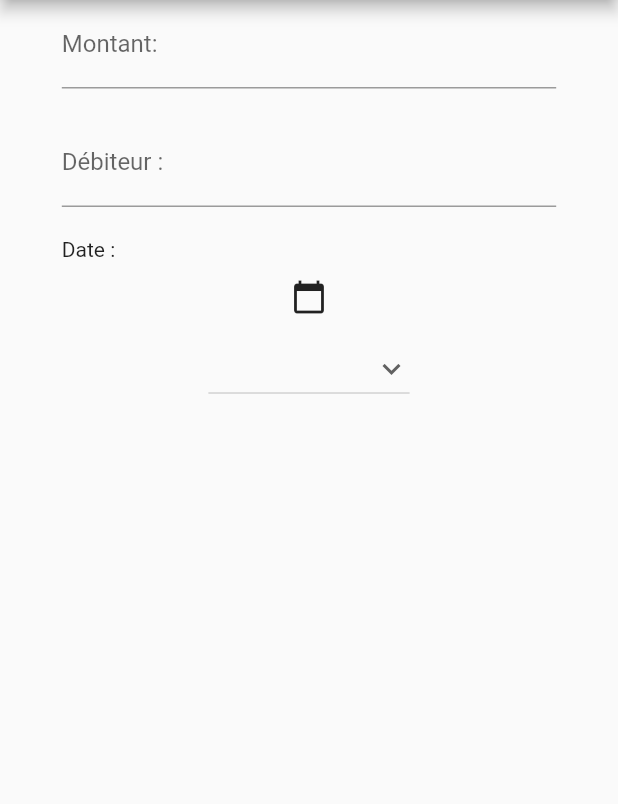
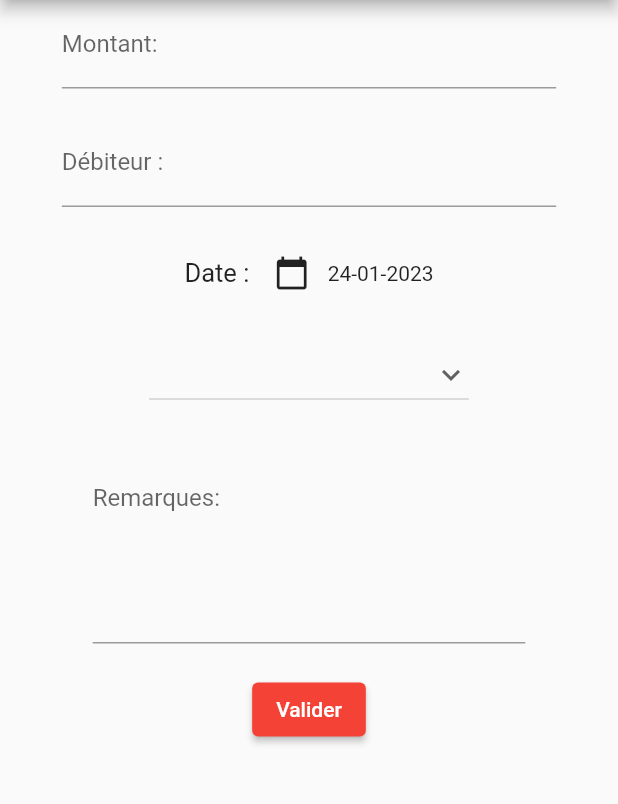
Before and after one commit to LoupMyr/BankManager, a Flutter app: the AjoutPage screen opened by its route, on a phone screen of 412 x 824 dp, the part 84-888 px from its top. Run offline on Flutter 3.47's test engine with Material 2 defaults, Android fonts, the light colour scheme and no system bars; our stand-ins replace flutter_spinkit, syncfusion_flutter_charts.

Commit message:
page ajout

```diff
--- a/lib/ajoutPage.dart
+++ b/lib/ajoutPage.dart
@@ -1,5 +1,9 @@
+import 'package:bank_tracker/decimalTextInputFormatter.dart';
+import 'package:bank_tracker/strings.dart';
+import 'package:bank_tracker/tools.dart';
 import 'package:bank_tracker/widgets.dart';
 import 'package:flutter/material.dart';
+import 'package:flutter/services.dart';
 import 'package:intl/intl.dart';
 
 class AjoutPage extends StatefulWidget {
@@ -12,20 +16,43 @@ class AjoutPage extends StatefulWidget {
 
 class AjoutPageState extends State<AjoutPage> {
   final _formKey = GlobalKey<FormState>();
+  Tools _tools = Tools();
   String _date = DateFormat('dd-MM-yyyy').format(DateTime.now());
   String _dropdownValue = ' ';
-  final List<String> _secteursActs = [
-    ' ',
-    'Jeux',
-    'Restauration',
-    'Loisirs',
-    'Supermarché',
-    'Véhicule',
-    'Vie quotidienne',
-    'Autres'
-  ];
-  int _idSelectSecteur = -1;
+  int _idSelectCategorie = -1;
   Text _labelErrType = const Text('');
+  double _montant = -1;
+  String _debiteur = '';
+  String _remarques = '';
+  final fieldRemarques = TextEditingController();
+  final fieldMontant = TextEditingController();
+  final fieldDebiteur = TextEditingController();
+
+  void sendRequest() async {
+    var response = await _tools.postDepense(
+        _montant, _debiteur, _date, _idSelectCategorie.toString(), _remarques);
+    if (response.statusCode == 201) {
+      ScaffoldMessenger.of(context).showSnackBar(const SnackBar(
+        content: Text('Dépense ajouté'),
+      ));
+    } else {
+      ScaffoldMessenger.of(context).showSnackBar(SnackBar(
+        content: Text('Une erreur est survenue ${response.statusCode}'),
+      ));
+    }
+  }
+
+  void clearTexts() {
+    fieldDebiteur.clear();
+    fieldMontant.clear();
+    fieldRemarques.clear();
+    _dropdownValue = ' ';
+    _idSelectCategorie = -1;
+    _montant = -1;
+    _debiteur = '';
+    _remarques = '';
+    _date = '';
+  }
 
   @override
   Widget build(BuildContext context) {
@@ -44,21 +71,43 @@ class AjoutPageState extends State<AjoutPage> {
                 SizedBox(
                   width: MediaQuery.of(context).size.width * 0.8,
                   child: TextFormField(
+                    controller: fieldMontant,
                     decoration: const InputDecoration(label: Text('Montant: ')),
+                    inputFormatters: [
+                      DecimalTextInputFormatter(decimalRange: 2)
+                    ],
+                    keyboardType:
+                        TextInputType.numberWithOptions(decimal: true),
+                    validator: (valeur) {
+                      if (valeur == null || valeur.isEmpty) {
+                        _montant = -1;
+                      } else {
+                        _montant = double.tryParse(valeur)!;
+                      }
+                    },
                   ),
                 ),
                 const Padding(padding: EdgeInsets.symmetric(vertical: 10)),
                 SizedBox(
                   width: MediaQuery.of(context).size.width * 0.8,
                   child: TextFormField(
+                    controller: fieldDebiteur,
                     decoration:
                         const InputDecoration(label: Text('Débiteur : ')),
+                    validator: (valeur) {
+                      if (valeur == null || valeur.isEmpty) {
+                        _debiteur = '';
+                      } else {
+                        _debiteur = valeur;
+                      }
+                    },
                   ),
                 ),
                 const Padding(padding: EdgeInsets.symmetric(vertical: 10)),
-                SizedBox(
-                    width: MediaQuery.of(context).size.width * 0.8,
-                    child: const Text('Date : ')),
+                Row(
+                  mainAxisAlignment: MainAxisAlignment.center,
+                  children: [
+                    const Text('Date : ', style: TextStyle(fontSize: 17)),
                     IconButton(
                       hoverColor: Colors.transparent,
                       onPressed: () async {
@@ -77,11 +126,15 @@ class AjoutPageState extends State<AjoutPage> {
                       },
                       icon: const Icon(Icons.calendar_today),
                     ),
+                    Text(_date),
+                  ],
+                ),
+                const Padding(padding: EdgeInsets.symmetric(vertical: 10)),
                 DropdownButton(
                   menuMaxHeight: 300,
                   value: _dropdownValue,
                   icon: const Icon(Icons.keyboard_arrow_down),
-                  items: _secteursActs
+                  items: Strings.listCategories
                       .map<DropdownMenuItem<String>>((String value) {
                     return DropdownMenuItem<String>(
                       value: value,
@@ -89,8 +142,9 @@ class AjoutPageState extends State<AjoutPage> {
                     );
                   }).toList(),
                   onChanged: (String? newValue) {
-                    _idSelectSecteur = _secteursActs.indexOf(newValue!);
-                    if (_secteursActs.indexOf(newValue) == 0) {
+                    _idSelectCategorie =
+                        Strings.listCategories.indexOf(newValue!);
+                    if (Strings.listCategories.indexOf(newValue) == 0) {
                       setState(() {
                         _labelErrType = const Text(
                           'Veuillez choisir une valeur',
@@ -108,6 +162,32 @@ class AjoutPageState extends State<AjoutPage> {
                   },
                 ),
                 _labelErrType,
+                const Padding(padding: EdgeInsets.all(10)),
+                SizedBox(
+                  width: MediaQuery.of(context).size.width * 0.7,
+                  child: TextFormField(
+                    controller: fieldRemarques,
+                    maxLines: 5,
+                    decoration: const InputDecoration(hintText: 'Remarques: '),
+                    validator: (valeur) {
+                      if (valeur == null || valeur.isEmpty) {
+                        _remarques = '';
+                      } else {
+                        _remarques = valeur;
+                      }
+                    },
+                  ),
+                ),
+                const Padding(padding: EdgeInsets.all(10)),
+                ElevatedButton(
+                  onPressed: () {
+                    if (_formKey.currentState!.validate()) {
+                      sendRequest();
+                      clearTexts();
+                    }
+                  },
+                  child: const Text("Valider"),
+                ),
               ],
             ),
           ),
--- /dev/null
+++ b/lib/decimalTextInputFormatter.dart
@@ -0,0 +1,43 @@
+import 'package:flutter/cupertino.dart';
+import 'package:flutter/services.dart';
+import 'dart:math' as math;
+
+class DecimalTextInputFormatter extends TextInputFormatter {
+  DecimalTextInputFormatter({required this.decimalRange})
+      : assert(decimalRange == null || decimalRange > 0);
+
+  final int decimalRange;
+
+  @override
+  TextEditingValue formatEditUpdate(
+    TextEditingValue oldValue, // unused.
+    TextEditingValue newValue,
+  ) {
+    TextSelection newSelection = newValue.selection;
+    String truncated = newValue.text;
+
+    if (decimalRange != null) {
+      String value = newValue.text;
+
+      if (value.contains(".") &&
+          value.substring(value.indexOf(".") + 1).length > decimalRange) {
+        truncated = oldValue.text;
+        newSelection = oldValue.selection;
+      } else if (value == ".") {
+        truncated = "0.";
+
+        newSelection = newValue.selection.copyWith(
+          baseOffset: math.min(truncated.length, truncated.length + 1),
+          extentOffset: math.min(truncated.length, truncated.length + 1),
+        );
+      }
+
+      return TextEditingValue(
+        text: truncated,
+        selection: newSelection,
+        composing: TextRange.empty,
+      );
+    }
+    return newValue;
+  }
+}
--- /dev/null
+++ b/lib/strings.dart
@@ -0,0 +1,35 @@
+class Strings {
+  static final List<String> listCategories = [
+    ' ',
+    'Achat & shopping',
+    'Alimentation & restaurants',
+    'Animaux',
+    'Assurances & prévoyance',
+    'Crédits',
+    'Enfants',
+    'Epargne & placements',
+    'Impôts, taxes & frais',
+    'Logement & charges',
+    'Loisirs & vacances',
+    'Retraits',
+    'Santé',
+    'Transport',
+    'Travail & études',
+    'Autres'
+  ];
+
+  static final List<String> listMonths = [
+    'Janvier',
+    'Fevrier',
+    'Mars',
+    'Avril',
+    'Mai',
+    'Juin',
+    'Juillet',
+    'Aout',
+    'Septembre',
+    'Octobre',
+    'Novembre',
+    'Decembre'
+  ];
+}
```
Also changed, not shown: lib/graphePage.dart (+3 -15 lines), lib/tools.dart (+29 -0 lines). Lines whose indentation alone changed are shown as unchanged.
